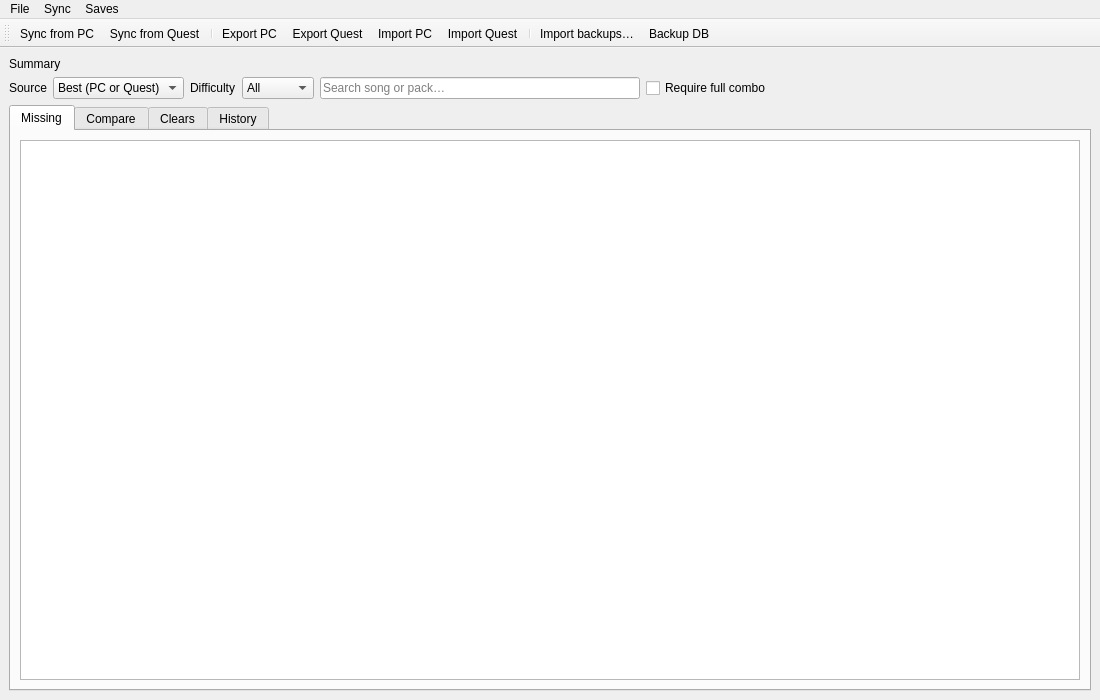
Above: src/harrix_swiss_knife/apps/beat_saber/window.ui from Harrix/harrix-swiss-knife before the change. Below: the same form after it.
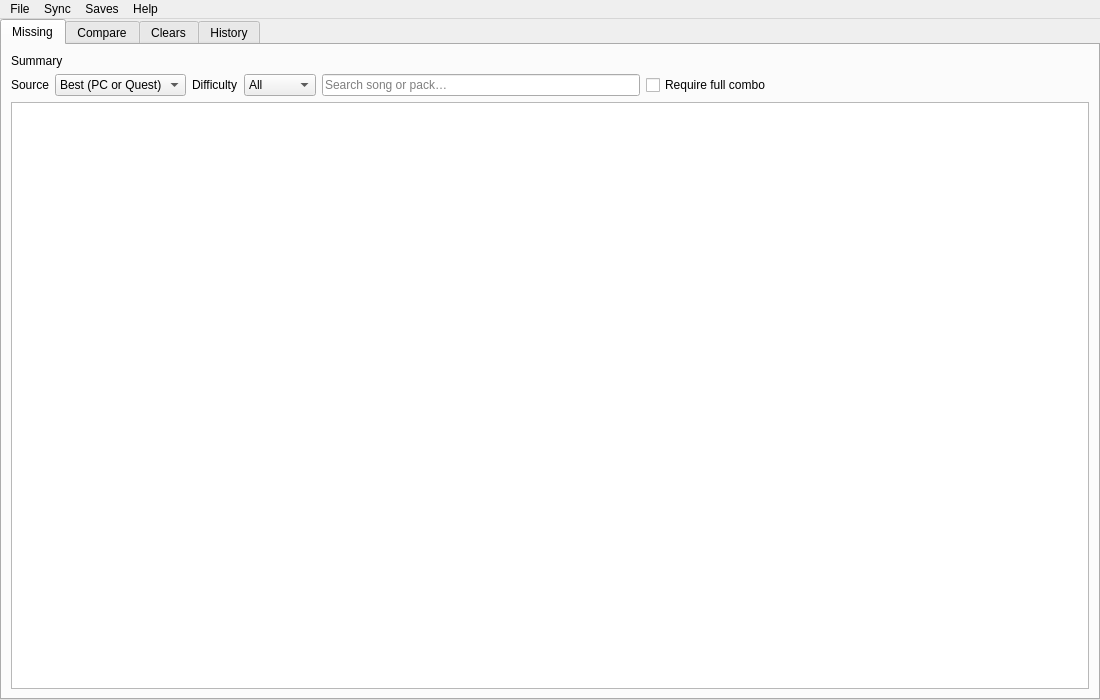
That is the form after the change.

The edit to the form file:
```diff
--- a/src/harrix_swiss_knife/apps/beat_saber/window.ui
+++ b/src/harrix_swiss_knife/apps/beat_saber/window.ui
@@ -15,6 +15,61 @@
   </property>
   <widget class="QWidget" name="centralWidget">
    <layout class="QVBoxLayout" name="verticalLayout_root">
+    <property name="leftMargin">
+     <number>0</number>
+    </property>
+    <property name="topMargin">
+     <number>0</number>
+    </property>
+    <property name="rightMargin">
+     <number>0</number>
+    </property>
+    <property name="bottomMargin">
+     <number>0</number>
+    </property>
+    <property name="spacing">
+     <number>0</number>
+    </property>
+    <item>
+     <widget class="QTabWidget" name="tabWidget">
+      <property name="currentIndex">
+       <number>0</number>
+      </property>
+      <widget class="QWidget" name="tab_missing">
+       <attribute name="title">
+        <string>Missing</string>
+       </attribute>
+       <layout class="QVBoxLayout" name="verticalLayout_missing">
+        <property name="leftMargin">
+         <number>9</number>
+        </property>
+        <property name="topMargin">
+         <number>9</number>
+        </property>
+        <property name="rightMargin">
+         <number>9</number>
+        </property>
+        <property name="bottomMargin">
+         <number>9</number>
+        </property>
+        <item>
+         <widget class="QFrame" name="frame_header">
+          <property name="frameShape">
+           <enum>QFrame::Shape::NoFrame</enum>
+          </property>
+          <layout class="QVBoxLayout" name="verticalLayout_header">
+           <property name="leftMargin">
+            <number>0</number>
+           </property>
+           <property name="topMargin">
+            <number>0</number>
+           </property>
+           <property name="rightMargin">
+            <number>0</number>
+           </property>
+           <property name="bottomMargin">
+            <number>0</number>
+           </property>
     <item>
      <widget class="QLabel" name="label_summary">
       <property name="text">
@@ -126,16 +181,9 @@
       </item>
      </layout>
     </item>
-    <item>
-     <widget class="QTabWidget" name="tabWidget">
-      <property name="currentIndex">
-       <number>0</number>
-      </property>
-      <widget class="QWidget" name="tab_missing">
-       <attribute name="title">
-        <string>Missing</string>
-       </attribute>
-       <layout class="QVBoxLayout" name="verticalLayout_missing">
+          </layout>
+         </widget>
+        </item>
         <item>
          <widget class="QTableWidget" name="table_missing"/>
         </item>
@@ -211,30 +259,16 @@
     <addaction name="action_import_quest"/>
     <addaction name="action_backup_db"/>
    </widget>
+   <widget class="QMenu" name="menuHelp">
+    <property name="title">
+     <string>Help</string>
+    </property>
+    <addaction name="actionAbout"/>
+   </widget>
    <addaction name="menuFile"/>
    <addaction name="menuSync"/>
    <addaction name="menuSaves"/>
-  </widget>
-  <widget class="QToolBar" name="toolBar">
-   <property name="windowTitle">
-    <string>toolBar</string>
-   </property>
-   <attribute name="toolBarArea">
-    <enum>TopToolBarArea</enum>
-   </attribute>
-   <attribute name="toolBarBreak">
-    <bool>false</bool>
-   </attribute>
-   <addaction name="action_sync_pc"/>
-   <addaction name="action_sync_quest"/>
-   <addaction name="separator"/>
-   <addaction name="action_export_pc"/>
-   <addaction name="action_export_quest"/>
-   <addaction name="action_import_pc"/>
-   <addaction name="action_import_quest"/>
-   <addaction name="separator"/>
-   <addaction name="action_import_backups"/>
-   <addaction name="action_backup_db"/>
+   <addaction name="menuHelp"/>
   </widget>
   <action name="action_sync_pc">
    <property name="text">
```
Left out of the diff: 37 changed lines with no effect on the pictures. Lines whose indentation alone changed are shown as unchanged.
